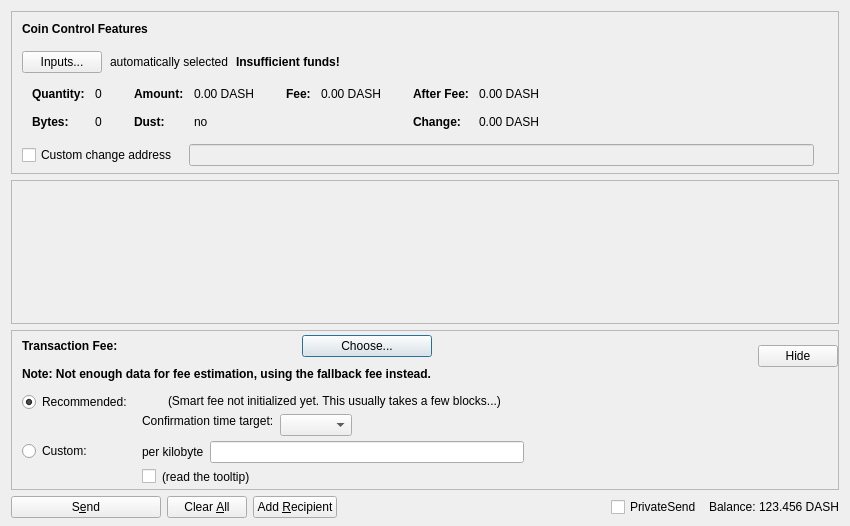
Old version of the form src/qt/forms/sendcoinsdialog.ui in the repository toycor/cosanta-core.
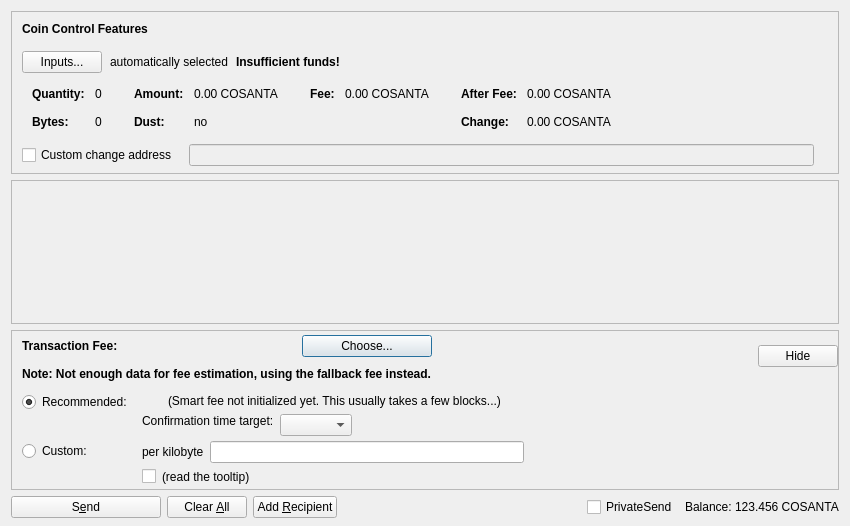
New version of the form. Custom widgets are drawn as their Qt base class.

Commit message: Update dash to cosanta and bump hash algo

What changed in the file:
```diff
--- a/src/qt/forms/sendcoinsdialog.ui
+++ b/src/qt/forms/sendcoinsdialog.ui
@@ -324,7 +324,7 @@
                   <enum>Qt::ActionsContextMenu</enum>
                  </property>
                  <property name="text">
-                  <string notr="true">0.00 DASH</string>
+                  <string notr="true">0.00 COSANTA</string>
                  </property>
                  <property name="textInteractionFlags">
                   <set>Qt::LinksAccessibleByMouse|Qt::TextSelectableByKeyboard|Qt::TextSelectableByMouse</set>
@@ -404,7 +404,7 @@
                   <enum>Qt::ActionsContextMenu</enum>
                  </property>
                  <property name="text">
-                  <string notr="true">0.00 DASH</string>
+                  <string notr="true">0.00 COSANTA</string>
                  </property>
                  <property name="textInteractionFlags">
                   <set>Qt::LinksAccessibleByMouse|Qt::TextSelectableByKeyboard|Qt::TextSelectableByMouse</set>
@@ -455,7 +455,7 @@
                   <enum>Qt::ActionsContextMenu</enum>
                  </property>
                  <property name="text">
-                  <string notr="true">0.00 DASH</string>
+                  <string notr="true">0.00 COSANTA</string>
                  </property>
                  <property name="textInteractionFlags">
                   <set>Qt::LinksAccessibleByMouse|Qt::TextSelectableByKeyboard|Qt::TextSelectableByMouse</set>
@@ -484,7 +484,7 @@
                   <enum>Qt::ActionsContextMenu</enum>
                  </property>
                  <property name="text">
-                  <string notr="true">0.00 DASH</string>
+                  <string notr="true">0.00 COSANTA</string>
                  </property>
                  <property name="textInteractionFlags">
                   <set>Qt::LinksAccessibleByMouse|Qt::TextSelectableByKeyboard|Qt::TextSelectableByMouse</set>
@@ -1245,7 +1245,7 @@
           <cursorShape>IBeamCursor</cursorShape>
          </property>
          <property name="text">
-          <string notr="true">123.456 DASH</string>
+          <string notr="true">123.456 COSANTA</string>
          </property>
          <property name="textInteractionFlags">
           <set>Qt::LinksAccessibleByMouse|Qt::TextSelectableByKeyboard|Qt::TextSelectableByMouse</set>
```
Left out of the diff: 4 changed lines with no effect on the pictures. The commit also changes 395 other files.
